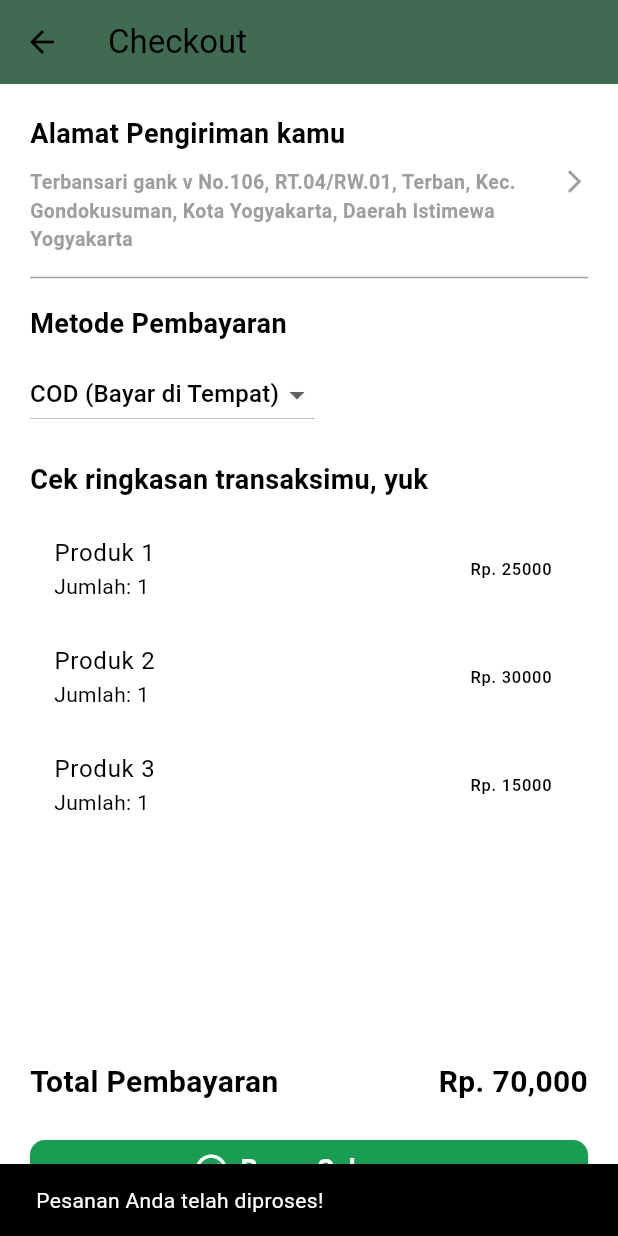
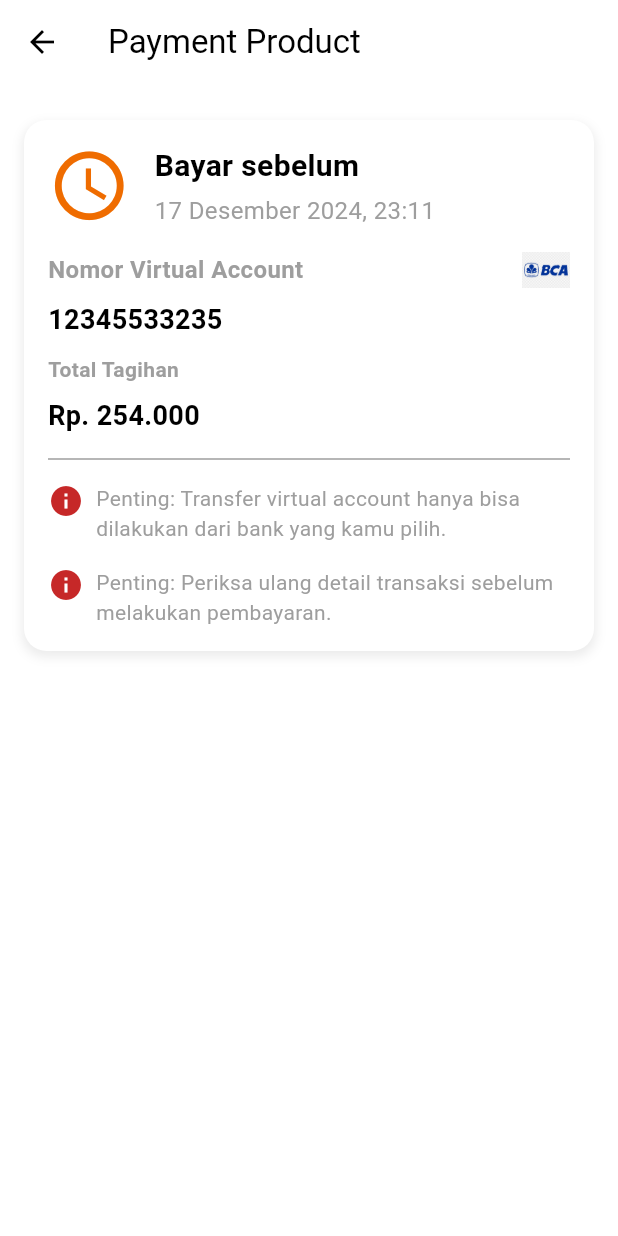
Before and after one commit to firdausmuh/agrolink_app, a Flutter app: the CheckoutScreen screen opened directly, after a tap on "Bayar Sekarang", on a phone screen of 412 x 824 dp. Run offline on Flutter 3.47's test engine with Material 3 defaults, Android fonts, the phone set to English and light mode, and no system bars; our stand-ins replace shared_preferences; missing offline and left inert: dart:ffi; accounts and stored records are empty.

Commit message:
modifed chekcout_screen and add new file for payment_screen

```diff
--- a/lib/screens/keranjang/checkout_screen.dart
+++ b/lib/screens/keranjang/checkout_screen.dart
@@ -1,3 +1,4 @@
+import 'package:agrolink/screens/pembayaran/payment_screen.dart';
 import 'package:flutter/material.dart';
 
 class CheckoutScreen extends StatefulWidget {
@@ -143,11 +144,15 @@ class _CheckoutScreenState extends State<CheckoutScreen> {
               width: MediaQuery.of(context).size.width,
               child: ElevatedButton(
                 onPressed: () {
+                  Navigator.push(
+                      context,
+                      MaterialPageRoute(builder: (context) => PaymentScreen()),
+                  );
                   // Logic untuk menyelesaikan transaksi
                   // Bisa tambahkan konfirmasi atau API untuk pengolahan pembayaran
-                  ScaffoldMessenger.of(context).showSnackBar(
-                    const SnackBar(content: Text('Pesanan Anda telah diproses!')),
-                  );
+                  // ScaffoldMessenger.of(context).showSnackBar(
+                  //   const SnackBar(content: Text('Pesanan Anda telah diproses!')),
+                  // );
                 },
                 style: ElevatedButton.styleFrom(
                   backgroundColor: const Color(0xFF199D52),
--- /dev/null
+++ b/lib/screens/pembayaran/payment_screen.dart
@@ -0,0 +1,33 @@
+import 'package:agrolink/components/payment/payment.card.dart';
+import 'package:flutter/cupertino.dart';
+import 'package:flutter/material.dart';
+
+class PaymentScreen extends StatefulWidget {
+  const PaymentScreen({super.key});
+
+  @override
+  State<PaymentScreen> createState() => _PaymentScreenState();
+}
+
+class _PaymentScreenState extends State<PaymentScreen> {
+  @override
+  Widget build(BuildContext context) {
+    return Scaffold(
+      appBar: AppBar(
+        title: const Text('Payment Product'),
+        backgroundColor: Colors.white,
+        elevation: 0,
+        leading: IconButton(
+            onPressed: () => Navigator.pop(context),
+            icon: const Icon(Icons.arrow_back, color: Colors.black),
+        ),
+      ),
+      body: ListView.builder(
+          padding: const EdgeInsets.all(16),
+          itemCount: 1,
+          itemBuilder: (context, index) {
+            return const PaymentCard();
+          }),
+    );
+  }
+}
```
